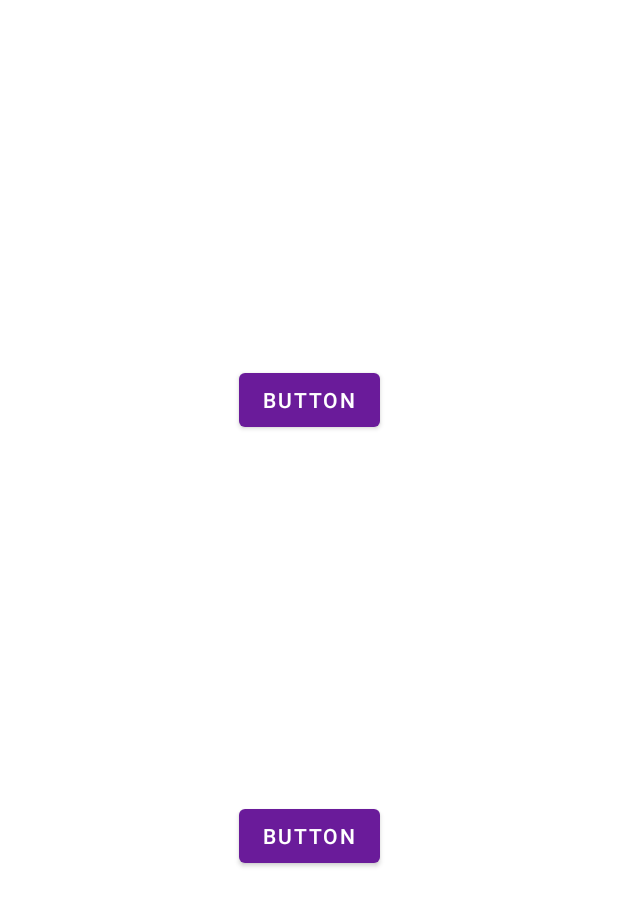
After one commit to mabernardog/Audiapp, an Android app: the fragment ElegirProgresionFragment shown on its own in the app's theme, on a phone screen of 412 x 824 dp. The commit adds this screen. Shown: the top 906 px of the screen. Run offline under Robolectric (Android 15) with nearby library versions, the phone set to English and light mode, and no system bars.

Commit message:
Inicio del desarrollo del generador de progresiones

```diff
--- /dev/null
+++ b/app/src/main/java/com/audiapp/progresiones/ElegirProgresionFragment.java
@@ -0,0 +1,51 @@
+package com.audiapp.progresiones;
+
+import android.os.Bundle;
+import android.view.LayoutInflater;
+import android.view.View;
+import android.view.ViewGroup;
+
+import com.audiapp.R;
+
+import androidx.annotation.NonNull;
+import androidx.annotation.Nullable;
+import androidx.fragment.app.Fragment;
+import androidx.lifecycle.ViewModelProviders;
+import androidx.navigation.Navigation;
+
+public class ElegirProgresionFragment extends Fragment {
+
+    private ElegirProgresionViewModel mViewModel;
+
+    public static ElegirProgresionFragment newInstance() {
+        return new ElegirProgresionFragment();
+    }
+
+    @Override
+    public void onActivityCreated(@Nullable Bundle savedInstanceState)
+        {
+        super.onActivityCreated(savedInstanceState);
+        mViewModel = ViewModelProviders.of(this).get(ElegirProgresionViewModel.class);
+        // TODO: Use the ViewModel
+        }
+
+    @Override
+    public View onCreateView(@NonNull LayoutInflater inflater, @Nullable ViewGroup container,
+                             @Nullable Bundle savedInstanceState)
+        {
+        return inflater.inflate(R.layout.fragment_elegir_progresion, container, false);
+        }
+
+public void onClickGoTonal(View v)
+    {
+    Navigation.findNavController(v.getRootView()).navigate(R.id.fragment_crearProgresionTonal);
+    // Navigation.createNavigateOnClickListener(R.id.fragment_crearTonal, null);
+    }
+
+public void onClickGoLibre(View v)
+    {
+    Navigation.findNavController(v.getRootView()).navigate(R.id.fragment_crearProgresionLibre);
+    }
+
+
+}
--- /dev/null
+++ b/app/src/main/java/com/audiapp/progresiones/ElegirProgresionViewModel.java
@@ -0,0 +1,7 @@
+package com.audiapp.progresiones;
+
+import androidx.lifecycle.ViewModel;
+
+public class ElegirProgresionViewModel extends ViewModel {
+    // TODO: Implement the ViewModel
+}
--- /dev/null
+++ b/app/src/main/res/layout/fragment_elegir_progresion.xml
@@ -0,0 +1,63 @@
+<?xml version="1.0" encoding="utf-8"?>
+<androidx.constraintlayout.widget.ConstraintLayout xmlns:android="http://schemas.android.com/apk/res/android"
+    xmlns:app="http://schemas.android.com/apk/res-auto"
+    xmlns:tools="http://schemas.android.com/tools"
+    android:id="@+id/frameLayout"
+    android:layout_width="match_parent"
+    android:layout_height="match_parent"
+    tools:context=".progresiones.ElegirProgresionFragment">
+
+    <Button
+        android:id="@+id/button"
+        android:layout_width="wrap_content"
+        android:layout_height="wrap_content"
+        android:onClick="onClickGoTonal"
+        android:text="Button"
+        app:layout_constraintBottom_toTopOf="@+id/button2"
+        app:layout_constraintEnd_toEndOf="parent"
+        app:layout_constraintHorizontal_bias="0.5"
+        app:layout_constraintStart_toStartOf="parent"
+        app:layout_constraintTop_toTopOf="parent"
+        tools:text="@string/button_elegir_progresionTonal" />
+
+    <Button
+        android:id="@+id/button2"
+        android:layout_width="wrap_content"
+        android:layout_height="wrap_content"
+        android:onClick="onClickGoLibre"
+        android:text="Button"
+        app:layout_constraintBottom_toBottomOf="parent"
+        app:layout_constraintEnd_toEndOf="parent"
+        app:layout_constraintHorizontal_bias="0.5"
+        app:layout_constraintStart_toStartOf="parent"
+        app:layout_constraintTop_toBottomOf="@+id/button"
+        tools:text="@string/button_elegir_progresionLibre" />
+
+    <androidx.constraintlayout.widget.Guideline
+        android:id="@+id/guideline"
+        android:layout_width="wrap_content"
+        android:layout_height="wrap_content"
+        android:orientation="vertical"
+        app:layout_constraintGuide_begin="20dp" />
+
+    <androidx.constraintlayout.widget.Guideline
+        android:id="@+id/guideline2"
+        android:layout_width="wrap_content"
+        android:layout_height="wrap_content"
+        android:orientation="vertical"
+        app:layout_constraintGuide_begin="20dp" />
+
+    <androidx.constraintlayout.widget.Guideline
+        android:id="@+id/guideline3"
+        android:layout_width="wrap_content"
+        android:layout_height="wrap_content"
+        android:orientation="horizontal"
+        app:layout_constraintGuide_begin="250dp" />
+
+    <androidx.constraintlayout.widget.Guideline
+        android:id="@+id/guideline4"
+        android:layout_width="wrap_content"
+        android:layout_height="wrap_content"
+        android:orientation="horizontal"
+        app:layout_constraintGuide_end="250dp" />
+</androidx.constraintlayout.widget.ConstraintLayout>
--- a/app/src/main/res/navigation/nav_graph.xml
+++ /dev/null
@@ -1,5 +0,0 @@
-<?xml version="1.0" encoding="utf-8"?>
-<navigation xmlns:android="http://schemas.android.com/apk/res/android"
-    android:id="@+id/nav_graph">
-
-</navigation>
```
Also changed, not shown: app/src/main/java/com/audiapp/progresiones/CrearProgresionLibreFragment.java (added, +109 -0 lines), app/src/main/java/com/audiapp/progresiones/CrearProgresionTonalFragment.java (renamed from app/src/main/java/com/audiapp/BlankFragment.java, +10 -9 lines), app/src/main/java/com/audiapp/progresiones/GeneradorProgresionesActivity.java (added, +27 -0 lines), app/src/main/res/layout/activity_generador_progresiones.xml (added, +57 -0 lines), app/src/main/res/layout/fragment_crear_progresion_libre.xml (added, +18 -0 lines), app/src/main/res/layout/fragment_crear_progresion_tonal.xml (renamed from app/src/main/res/layout/fragment_blank.xml, +1 -9 lines), app/src/main/res/navigation/progresiones_grafo.xml (added, +32 -0 lines).
